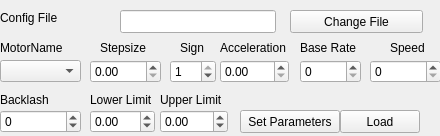
This is spectromicroscopy/smpgui/ui_configspecmotor.ui in praxes/praxes as Qt 5 draws it before an edit. The edited form follows.
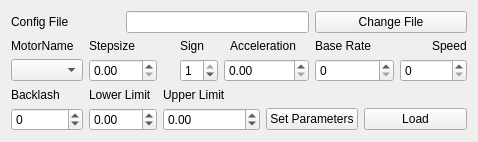
This is the edited form.

Commit message: [svn] layout widgets on a grid, makes them resize properly with the window

Patch:
```diff
--- a/spectromicroscopy/smpgui/ui_configspecmotor.ui
+++ b/spectromicroscopy/smpgui/ui_configspecmotor.ui
@@ -12,195 +12,46 @@
   <property name="windowTitle" >
    <string>Form</string>
   </property>
-  <widget class="QLabel" name="Speed" >
-   <property name="geometry" >
-    <rect>
-     <x>390</x>
-     <y>40</y>
-     <width>54</width>
-     <height>16</height>
-    </rect>
-   </property>
+  <layout class="QGridLayout" >
+   <item row="0" column="0" colspan="2" >
+    <widget class="QLabel" name="label_9" >
    <property name="text" >
-    <string>Speed</string>
+      <string>Config File</string>
    </property>
    <property name="buddy" >
-    <cstring>Speed</cstring>
-   </property>
-  </widget>
-  <widget class="QPushButton" name="pushButton" >
-   <property name="geometry" >
-    <rect>
-     <x>340</x>
-     <y>110</y>
-     <width>80</width>
-     <height>23</height>
-    </rect>
-   </property>
-   <property name="text" >
-    <string>Load</string>
-   </property>
-  </widget>
-  <widget class="QLineEdit" name="lineEdit_2" >
-   <property name="geometry" >
-    <rect>
-     <x>120</x>
-     <y>10</y>
-     <width>156</width>
-     <height>23</height>
-    </rect>
-   </property>
-  </widget>
+      <cstring>lineEdit_2</cstring>
+     </property>
+    </widget>
+   </item>
+   <item row="0" column="2" colspan="6" >
+    <widget class="QLineEdit" name="lineEdit_2" />
+   </item>
+   <item row="0" column="8" colspan="4" >
   <widget class="QPushButton" name="Changer" >
-   <property name="geometry" >
-    <rect>
-     <x>290</x>
-     <y>10</y>
-     <width>133</width>
-     <height>23</height>
-    </rect>
-   </property>
    <property name="text" >
     <string>Change File</string>
    </property>
   </widget>
+   </item>
+   <item row="1" column="0" >
   <widget class="QLabel" name="label" >
-   <property name="geometry" >
-    <rect>
-     <x>0</x>
-     <y>40</y>
-     <width>85</width>
-     <height>16</height>
-    </rect>
-   </property>
    <property name="text" >
     <string>MotorName</string>
    </property>
   </widget>
-  <widget class="QLabel" name="label_3" >
-   <property name="geometry" >
-    <rect>
-     <x>90</x>
-     <y>90</y>
-     <width>65</width>
-     <height>20</height>
-    </rect>
-   </property>
+   </item>
+   <item row="1" column="1" colspan="3" >
+    <widget class="QLabel" name="label_2" >
    <property name="text" >
-    <string>Lower Limit</string>
+      <string>Stepsize</string>
    </property>
    <property name="buddy" >
-    <cstring>LL</cstring>
-   </property>
-  </widget>
-  <widget class="QLabel" name="label_4" >
-   <property name="geometry" >
-    <rect>
-     <x>160</x>
-     <y>90</y>
-     <width>68</width>
-     <height>20</height>
-    </rect>
-   </property>
-   <property name="text" >
-    <string>Upper Limit</string>
-   </property>
-   <property name="buddy" >
-    <cstring>UL</cstring>
-   </property>
-  </widget>
-  <widget class="QPushButton" name="Setter" >
-   <property name="geometry" >
-    <rect>
-     <x>240</x>
-     <y>110</y>
-     <width>100</width>
-     <height>23</height>
-    </rect>
-   </property>
-   <property name="text" >
-    <string>Set Parameters</string>
-   </property>
-  </widget>
-  <widget class="QLabel" name="label_9" >
-   <property name="geometry" >
-    <rect>
-     <x>0</x>
-     <y>10</y>
-     <width>121</width>
-     <height>16</height>
-    </rect>
-   </property>
-   <property name="text" >
-    <string>Config File</string>
-   </property>
-   <property name="buddy" >
-    <cstring>lineEdit_2</cstring>
-   </property>
-  </widget>
-  <widget class="QDoubleSpinBox" name="UL" >
-   <property name="geometry" >
-    <rect>
-     <x>160</x>
-     <y>110</y>
-     <width>68</width>
-     <height>23</height>
-    </rect>
-   </property>
-   <property name="maximum" >
-    <double>360.000000000000000</double>
-   </property>
-   <property name="minimum" >
-    <double>-360.000000000000000</double>
-   </property>
-  </widget>
-  <widget class="QLabel" name="label_5" >
-   <property name="geometry" >
-    <rect>
-     <x>0</x>
-     <y>90</y>
-     <width>85</width>
-     <height>20</height>
-    </rect>
-   </property>
-   <property name="text" >
-    <string>Backlash</string>
-   </property>
-   <property name="buddy" >
-    <cstring>Blash</cstring>
-   </property>
-  </widget>
-  <widget class="QSpinBox" name="Sign" >
-   <property name="geometry" >
-    <rect>
-     <x>170</x>
-     <y>60</y>
-     <width>46</width>
-     <height>23</height>
-    </rect>
-   </property>
-   <property name="maximum" >
-    <number>1</number>
-   </property>
-   <property name="minimum" >
-    <number>-1</number>
-   </property>
-   <property name="singleStep" >
-    <number>2</number>
-   </property>
-   <property name="value" >
-    <number>1</number>
-   </property>
-  </widget>
+      <cstring>StepSize</cstring>
+     </property>
+    </widget>
+   </item>
+   <item row="1" column="4" colspan="2" >
   <widget class="QLabel" name="label_6" >
-   <property name="geometry" >
-    <rect>
-     <x>180</x>
-     <y>40</y>
-     <width>46</width>
-     <height>16</height>
-    </rect>
-   </property>
    <property name="text" >
     <string>Sign</string>
    </property>
@@ -208,15 +59,9 @@
     <cstring>Sign</cstring>
    </property>
   </widget>
+   </item>
+   <item row="1" column="6" colspan="2" >
   <widget class="QLabel" name="label_7" >
-   <property name="geometry" >
-    <rect>
-     <x>220</x>
-     <y>40</y>
-     <width>69</width>
-     <height>16</height>
-    </rect>
-   </property>
    <property name="text" >
     <string>Acceleration</string>
    </property>
@@ -224,15 +69,9 @@
     <cstring>Accel</cstring>
    </property>
   </widget>
+   </item>
+   <item row="1" column="8" colspan="3" >
   <widget class="QLabel" name="label_8" >
-   <property name="geometry" >
-    <rect>
-     <x>300</x>
-     <y>40</y>
-     <width>73</width>
-     <height>16</height>
-    </rect>
-   </property>
    <property name="text" >
     <string>Base Rate</string>
    </property>
@@ -240,25 +79,54 @@
     <cstring>BR</cstring>
    </property>
   </widget>
-  <widget class="QDoubleSpinBox" name="StepSize" >
-   <property name="geometry" >
-    <rect>
-     <x>90</x>
-     <y>60</y>
-     <width>71</width>
-     <height>23</height>
-    </rect>
-   </property>
-  </widget>
+   </item>
+   <item row="1" column="11" >
+    <widget class="QLabel" name="Speed" >
+     <property name="text" >
+      <string>Speed</string>
+     </property>
+     <property name="buddy" >
+      <cstring>Speed</cstring>
+     </property>
+    </widget>
+   </item>
+   <item row="2" column="0" >
+    <widget class="QComboBox" name="Name" />
+   </item>
+   <item row="2" column="1" colspan="2" >
+    <widget class="QDoubleSpinBox" name="StepSize" />
+   </item>
+   <item row="2" column="4" >
+    <widget class="QSpinBox" name="Sign" >
+     <property name="minimum" >
+      <number>-1</number>
+     </property>
+     <property name="maximum" >
+      <number>1</number>
+     </property>
+     <property name="singleStep" >
+      <number>2</number>
+     </property>
+     <property name="value" >
+      <number>1</number>
+     </property>
+    </widget>
+   </item>
+   <item row="2" column="5" colspan="3" >
+    <widget class="QDoubleSpinBox" name="Accel" />
+   </item>
+   <item row="2" column="8" colspan="2" >
+    <widget class="QDoubleSpinBox" name="BR" >
+     <property name="decimals" >
+      <number>0</number>
+     </property>
+     <property name="maximum" >
+      <double>1000000.000000000000000</double>
+     </property>
+    </widget>
+   </item>
+   <item row="2" column="10" colspan="2" >
   <widget class="QDoubleSpinBox" name="Speed" >
-   <property name="geometry" >
-    <rect>
-     <x>370</x>
-     <y>60</y>
-     <width>71</width>
-     <height>23</height>
-    </rect>
-   </property>
    <property name="decimals" >
     <number>0</number>
    </property>
@@ -266,47 +134,39 @@
     <double>1000000.000000000000000</double>
    </property>
   </widget>
-  <widget class="QLabel" name="label_2" >
-   <property name="geometry" >
-    <rect>
-     <x>100</x>
-     <y>40</y>
-     <width>65</width>
-     <height>16</height>
-    </rect>
-   </property>
+   </item>
+   <item row="3" column="0" >
+    <widget class="QLabel" name="label_5" >
    <property name="text" >
-    <string>Stepsize</string>
+      <string>Backlash</string>
    </property>
    <property name="buddy" >
-    <cstring>StepSize</cstring>
-   </property>
-  </widget>
-  <widget class="QDoubleSpinBox" name="LL" >
-   <property name="geometry" >
-    <rect>
-     <x>90</x>
-     <y>110</y>
-     <width>65</width>
-     <height>23</height>
-    </rect>
-   </property>
-   <property name="maximum" >
-    <double>360.000000000000000</double>
-   </property>
-   <property name="minimum" >
-    <double>-360.000000000000000</double>
-   </property>
-  </widget>
+      <cstring>Blash</cstring>
+     </property>
+    </widget>
+   </item>
+   <item row="3" column="1" colspan="2" >
+    <widget class="QLabel" name="label_3" >
+     <property name="text" >
+      <string>Lower Limit</string>
+     </property>
+     <property name="buddy" >
+      <cstring>LL</cstring>
+     </property>
+    </widget>
+   </item>
+   <item row="3" column="3" colspan="4" >
+    <widget class="QLabel" name="label_4" >
+     <property name="text" >
+      <string>Upper Limit</string>
+     </property>
+     <property name="buddy" >
+      <cstring>UL</cstring>
+     </property>
+    </widget>
+   </item>
+   <item row="4" column="0" >
   <widget class="QDoubleSpinBox" name="Blash" >
-   <property name="geometry" >
-    <rect>
-     <x>0</x>
-     <y>110</y>
-     <width>81</width>
-     <height>23</height>
-    </rect>
-   </property>
    <property name="decimals" >
     <number>0</number>
    </property>
@@ -316,43 +176,46 @@
    <property name="minimum" >
     <double>-1000000.000000000000000</double>
    </property>
-  </widget>
-  <widget class="QDoubleSpinBox" name="Accel" >
-   <property name="geometry" >
-    <rect>
-     <x>220</x>
-     <y>60</y>
-     <width>69</width>
-     <height>23</height>
-    </rect>
-   </property>
-  </widget>
-  <widget class="QDoubleSpinBox" name="BR" >
-   <property name="geometry" >
-    <rect>
-     <x>300</x>
-     <y>60</y>
-     <width>61</width>
-     <height>23</height>
-    </rect>
-   </property>
-   <property name="decimals" >
-    <number>0</number>
-   </property>
    <property name="maximum" >
     <double>1000000.000000000000000</double>
    </property>
   </widget>
-  <widget class="QComboBox" name="Name" >
-   <property name="geometry" >
-    <rect>
-     <x>0</x>
-     <y>60</y>
-     <width>81</width>
-     <height>22</height>
-    </rect>
-   </property>
-  </widget>
+   </item>
+   <item row="4" column="1" colspan="2" >
+    <widget class="QDoubleSpinBox" name="LL" >
+     <property name="minimum" >
+      <double>-360.000000000000000</double>
+     </property>
+     <property name="maximum" >
+      <double>360.000000000000000</double>
+     </property>
+    </widget>
+   </item>
+   <item row="4" column="3" colspan="4" >
+    <widget class="QDoubleSpinBox" name="UL" >
+     <property name="minimum" >
+      <double>-360.000000000000000</double>
+     </property>
+     <property name="maximum" >
+      <double>360.000000000000000</double>
+     </property>
+    </widget>
+   </item>
+   <item row="4" column="7" colspan="2" >
+    <widget class="QPushButton" name="Setter" >
+     <property name="text" >
+      <string>Set Parameters</string>
+     </property>
+    </widget>
+   </item>
+   <item row="4" column="9" colspan="3" >
+    <widget class="QPushButton" name="pushButton" >
+     <property name="text" >
+      <string>Load</string>
+     </property>
+    </widget>
+   </item>
+  </layout>
  </widget>
  <tabstops>
   <tabstop>lineEdit_2</tabstop>
```
Left out of the diff: 3 changed lines with no effect on the pictures. Lines whose indentation alone changed are shown as unchanged. The commit also changes 4 other files.
